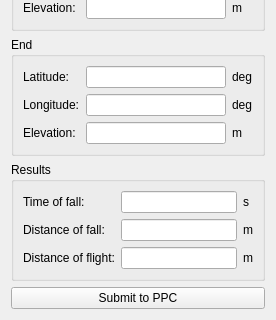
Old version of the form src/performanceform.ui in the repository flysight/flysight-viewer-qt; both pictures show x 0 to 276 and y 196 to 516 of the 276 by 516 pixel window.
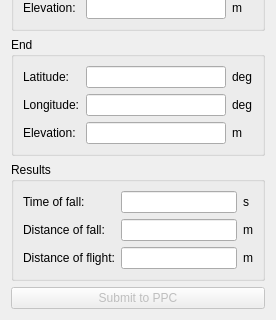
New version of the form.

Patch:
```diff
--- a/src/performanceform.ui
+++ b/src/performanceform.ui
@@ -275,6 +275,9 @@
    </item>
    <item>
     <widget class="QPushButton" name="ppcButton">
+     <property name="enabled">
+      <bool>false</bool>
+     </property>
      <property name="text">
       <string>Submit to PPC</string>
      </property>
```
